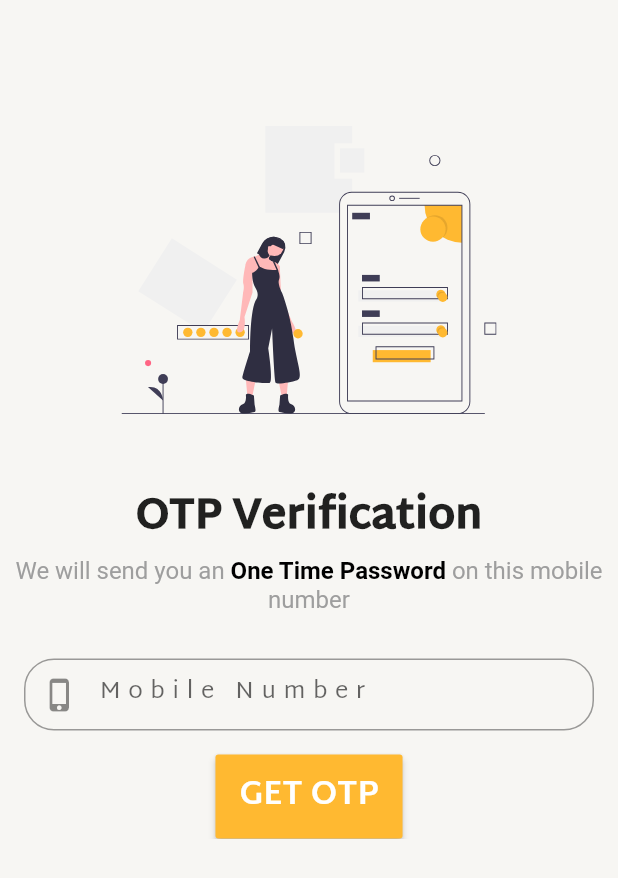
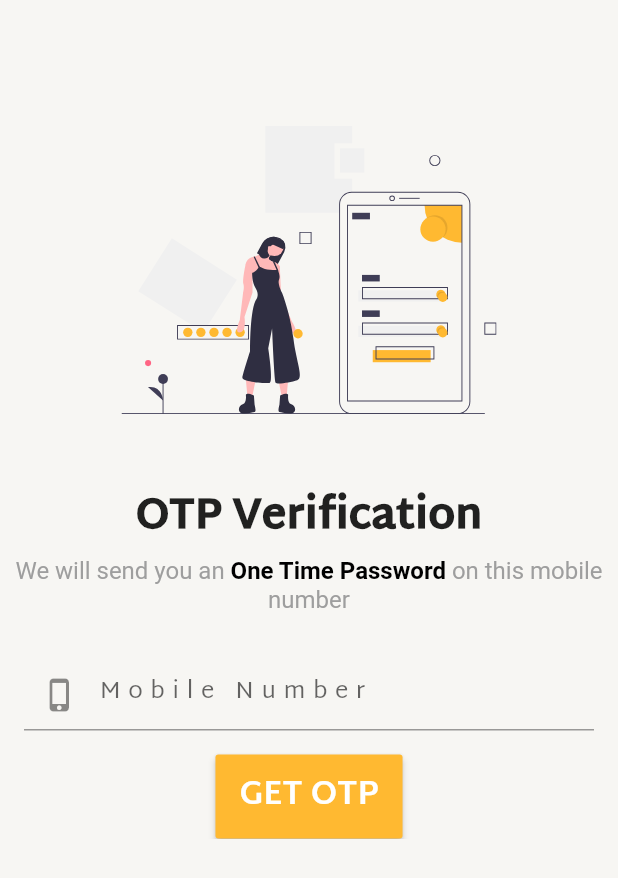
Before and after one commit to sanju-developer/Day2Day, a Flutter app: the screen it shows after launch, after a tap on "Sign In with Phone", on a phone screen of 412 x 824 dp. Shown: the top 878 px of the screen. Run offline on Flutter 3.47's test engine with Material 2 defaults, Android fonts, the phone set to English and light mode, and no system bars; our stand-ins replace bloc, carousel_slider, equatable, firebase_auth, flutter_bloc, flutter_rating_bar and 3 more; accounts and stored records are empty; network calls fail.

Commit message:
Remove inpuDecorationTheme

```diff
--- a/lib/theme.dart
+++ b/lib/theme.dart
@@ -26,9 +26,4 @@ final ThemeData customThemeData = ThemeData(
         color: LightThemeColors.myCustomDarkBlueColor),
     body1: TextStyle(fontSize: 16.0, fontWeight: FontWeight.w200),
   ),
-  inputDecorationTheme: InputDecorationTheme(
-    border: OutlineInputBorder(
-      borderRadius: BorderRadius.circular(20.0),
-    ),
-  ),
 );
```
